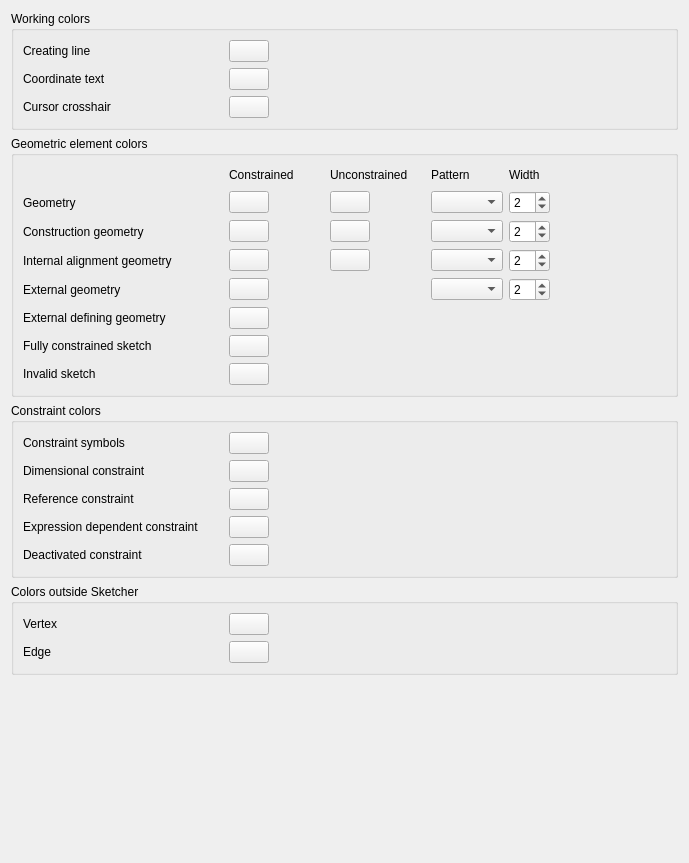
Before: the Qt Designer form src/Mod/Sketcher/Gui/SketcherSettingsAppearance.ui in kadet1090/FreeCAD, drawn with Qt 5.
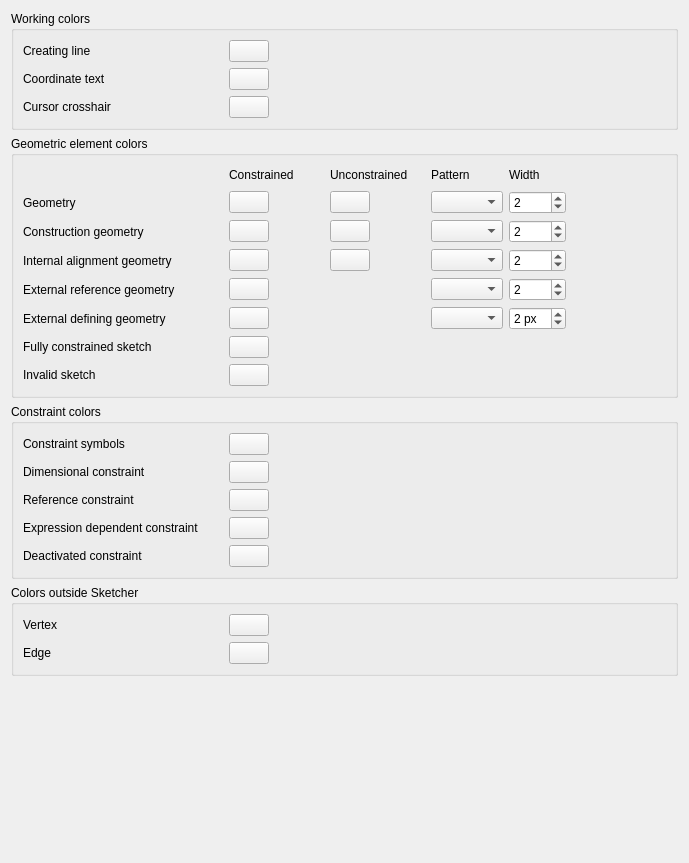
After: the same form once the commit is applied. Custom widgets are drawn as their Qt base class.

Commit message: Sketcher: Preference pattern and width added for External defining geometry

```diff
--- a/src/Mod/Sketcher/Gui/SketcherSettingsAppearance.ui
+++ b/src/Mod/Sketcher/Gui/SketcherSettingsAppearance.ui
@@ -478,7 +478,7 @@
       <item row="9" column="0">
        <widget class="QLabel" name="label_20">
         <property name="text">
-         <string>External geometry</string>
+         <string>External reference geometry</string>
         </property>
        </widget>
       </item>
@@ -576,6 +576,44 @@
         </property>
        </widget>
       </item>
+	  <item row="10" column="3">
+       <widget class="QComboBox" name="ExternalDefiningPattern">
+        <property name="toolTip">
+         <string>Line pattern of external defining edges.</string>
+        </property>
+        <property name="currentIndex">
+         <number>-1</number>
+        </property>
+       </widget>
+      </item>
+      <item row="10" column="4">
+       <widget class="Gui::PrefSpinBox" name="ExternalDefiningWidth">
+        <property name="toolTip">
+         <string>Width of external defining edges.</string>
+        </property>
+        <property name="unit" stdset="0">
+         <string notr="true">px</string>
+        </property>
+        <property name="suffix">
+         <string notr="true"> px</string>
+        </property>
+        <property name="minimum">
+         <number>1</number>
+        </property>
+        <property name="maximum">
+         <number>99</number>
+        </property>
+        <property name="value">
+         <number>2</number>
+        </property>
+        <property name="prefEntry" stdset="0">
+         <cstring>ExternalDefiningWidth</cstring>
+        </property>
+        <property name="prefPath" stdset="0">
+         <cstring>Mod/Sketcher/View</cstring>
+        </property>
+       </widget>
+      </item>
       <item row="11" column="0">
        <widget class="QLabel" name="label_45">
         <property name="minimumSize">
```
Left out of the diff: 6 changed lines with no effect on the pictures. The commit also changes 5 other files.
